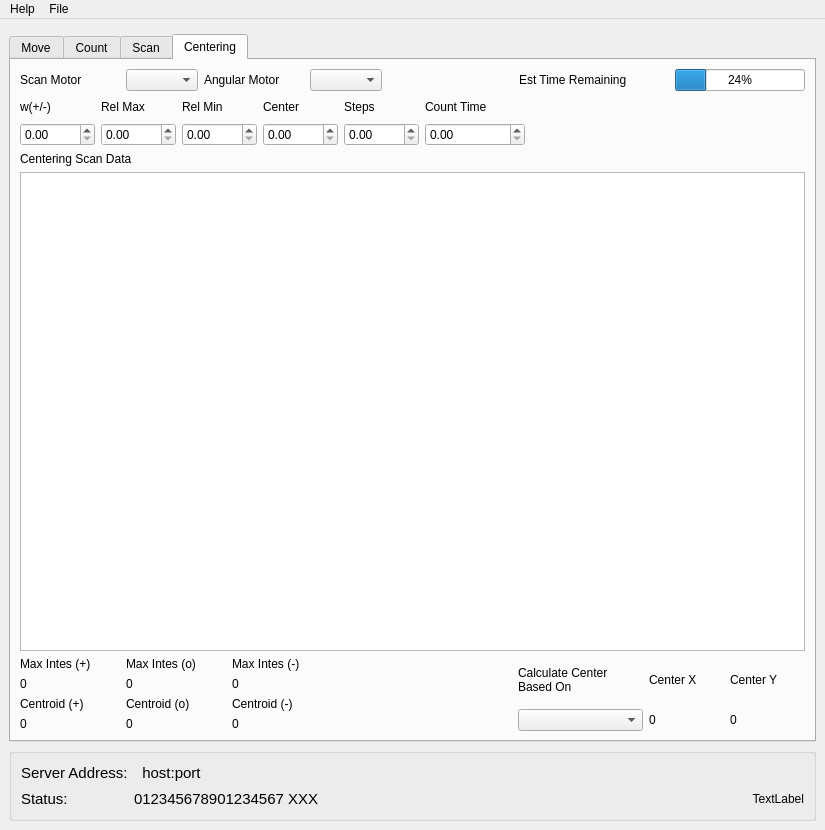
ayuzer/HXMA_Python_Gui, file main_controller/windows/main_window.ui: the form before one commit.
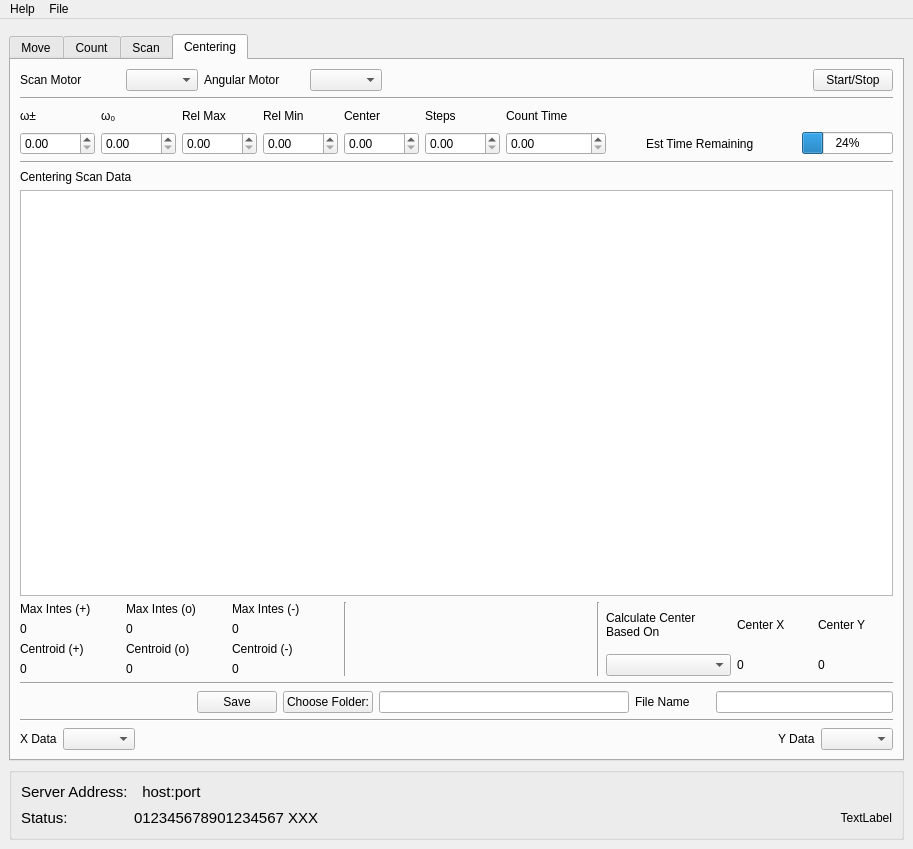
The form after the commit.

```diff
--- a/main_controller/windows/main_window.ui
+++ b/main_controller/windows/main_window.ui
@@ -6,8 +6,8 @@
    <rect>
     <x>0</x>
     <y>0</y>
-    <width>825</width>
-    <height>830</height>
+    <width>913</width>
+    <height>849</height>
    </rect>
   </property>
   <property name="windowTitle">
@@ -1340,7 +1340,14 @@
                  </layout>
                 </item>
                 <item>
-                 <layout class="QHBoxLayout" name="horizontalLayout_2">
+               <widget class="Line" name="line_11">
+                <property name="orientation">
+                 <enum>Qt::Horizontal</enum>
+                </property>
+               </widget>
+              </item>
+              <item>
+               <layout class="QHBoxLayout" name="horizontalLayout_scan_save">
                   <item>
                    <spacer name="horizontalSpacer_22">
                     <property name="orientation">
@@ -1459,8 +1466,6 @@
            </attribute>
            <layout class="QVBoxLayout" name="verticalLayout_10">
             <item>
-             <layout class="QVBoxLayout" name="verticalLayout_cent">
-              <item>
                <layout class="QVBoxLayout" name="verticalLayout_cent_settings">
                 <item>
                  <layout class="QHBoxLayout" name="horizontalLayout_cent_choose">
@@ -1510,27 +1515,21 @@
                    </spacer>
                   </item>
                   <item>
-                   <widget class="QLabel" name="label_cent_est_time_name">
-                    <property name="minimumSize">
-                     <size>
-                      <width>150</width>
-                      <height>0</height>
-                     </size>
-                    </property>
+                 <widget class="QPushButton" name="pushButton_cent_start_stop">
                     <property name="text">
-                     <string>Est Time Remaining</string>
-                    </property>
-                   </widget>
-                  </item>
-                  <item>
-                   <widget class="QProgressBar" name="progressBar_cent_est_time">
-                    <property name="value">
-                     <number>24</number>
+                   <string>Start/Stop</string>
                     </property>
                    </widget>
                   </item>
                  </layout>
                 </item>
+              <item>
+               <widget class="Line" name="line_12">
+                <property name="orientation">
+                 <enum>Qt::Horizontal</enum>
+                </property>
+               </widget>
+              </item>
                 <item>
                  <layout class="QGridLayout" name="gridLayout_cent_set">
                   <item row="0" column="0">
@@ -1542,14 +1541,14 @@
                      </size>
                     </property>
                     <property name="text">
-                     <string>w(+/-)</string>
+                   <string>ω±</string>
                     </property>
                    </widget>
                   </item>
-                  <item row="1" column="0">
+                <item row="2" column="0">
                    <widget class="QDoubleSpinBox" name="doubleSpinBox_cent_angle_pm"/>
                   </item>
-                  <item row="0" column="6">
+                <item row="0" column="8">
                    <spacer name="horizontalSpacer_24">
                     <property name="orientation">
                      <enum>Qt::Horizontal</enum>
@@ -1562,10 +1561,10 @@
                     </property>
                    </spacer>
                   </item>
-                  <item row="1" column="5">
+                <item row="2" column="6">
                    <widget class="QDoubleSpinBox" name="doubleSpinBox_cent_waittime"/>
                   </item>
-                  <item row="0" column="5">
+                <item row="0" column="6">
                    <widget class="QLabel" name="label_cent_waittime_name">
                     <property name="minimumSize">
                      <size>
@@ -1578,7 +1577,7 @@
                     </property>
                    </widget>
                   </item>
-                  <item row="0" column="4">
+                <item row="0" column="5">
                    <widget class="QLabel" name="label_cent_steps_name">
                     <property name="minimumSize">
                      <size>
@@ -1591,10 +1590,10 @@
                     </property>
                    </widget>
                   </item>
-                  <item row="1" column="4">
+                <item row="2" column="5">
                    <widget class="QDoubleSpinBox" name="doubleSpinBox_cent_steps"/>
                   </item>
-                  <item row="0" column="3">
+                <item row="0" column="4">
                    <widget class="QLabel" name="label_cent_center_name">
                     <property name="minimumSize">
                      <size>
@@ -1607,16 +1606,16 @@
                     </property>
                    </widget>
                   </item>
-                  <item row="1" column="3">
+                <item row="2" column="4">
                    <widget class="QDoubleSpinBox" name="doubleSpinBox_cent_center"/>
                   </item>
-                  <item row="1" column="2">
+                <item row="2" column="3">
                    <widget class="QDoubleSpinBox" name="doubleSpinBox_cent_relmin"/>
                   </item>
-                  <item row="1" column="1">
+                <item row="2" column="2">
                    <widget class="QDoubleSpinBox" name="doubleSpinBox_cent_relmax"/>
                   </item>
-                  <item row="0" column="1">
+                <item row="0" column="2">
                    <widget class="QLabel" name="label_cent_relmax_name">
                     <property name="minimumSize">
                      <size>
@@ -1629,7 +1628,7 @@
                     </property>
                    </widget>
                   </item>
-                  <item row="0" column="2">
+                <item row="0" column="3">
                    <widget class="QLabel" name="label_cent_relmin_name">
                     <property name="minimumSize">
                      <size>
@@ -1642,10 +1641,53 @@
                     </property>
                    </widget>
                   </item>
+                <item row="2" column="9">
+                 <widget class="QLabel" name="label_cent_est_time_name">
+                  <property name="minimumSize">
+                   <size>
+                    <width>150</width>
+                    <height>0</height>
+                   </size>
+                  </property>
+                  <property name="text">
+                   <string>Est Time Remaining</string>
+                  </property>
+                 </widget>
+                </item>
+                <item row="2" column="10">
+                 <widget class="QProgressBar" name="progressBar_cent_est_time">
+                  <property name="value">
+                   <number>24</number>
+                  </property>
+                 </widget>
+                </item>
+                <item row="0" column="1">
+                 <widget class="QLabel" name="label_cent_angle_o_name">
+                  <property name="minimumSize">
+                   <size>
+                    <width>75</width>
+                    <height>0</height>
+                   </size>
+                  </property>
+                  <property name="text">
+                   <string>ω₀</string>
+                  </property>
+                 </widget>
+                </item>
+                <item row="2" column="1">
+                 <widget class="QDoubleSpinBox" name="doubleSpinBox_cent_angle_o"/>
+                </item>
                  </layout>
                 </item>
                </layout>
               </item>
+            <item>
+             <widget class="Line" name="line_13">
+              <property name="orientation">
+               <enum>Qt::Horizontal</enum>
+              </property>
+             </widget>
+            </item>
               <item>
                <layout class="QHBoxLayout" name="horizontalLayout_cent_display">
                 <item>
@@ -1788,6 +1830,20 @@
                   </item>
                  </layout>
                 </item>
+              <item>
+               <widget class="Line" name="line_15">
+                <property name="orientation">
+                 <enum>Qt::Horizontal</enum>
+                </property>
+               </widget>
+              </item>
+              <item>
+               <widget class="Line" name="line_16">
+                <property name="orientation">
+                 <enum>Qt::Vertical</enum>
+                </property>
+               </widget>
+              </item>
                 <item>
                  <spacer name="horizontalSpacer_25">
                   <property name="orientation">
@@ -1801,6 +1857,13 @@
                   </property>
                  </spacer>
                 </item>
+              <item>
+               <widget class="Line" name="line_17">
+                <property name="orientation">
+                 <enum>Qt::Vertical</enum>
+                </property>
+               </widget>
+              </item>
                 <item>
                  <layout class="QGridLayout" name="gridLayout_cent_calc">
                   <item row="0" column="0">
@@ -1864,6 +1927,125 @@
                 </item>
                </layout>
               </item>
+            <item>
+             <widget class="Line" name="line_14">
+              <property name="orientation">
+               <enum>Qt::Horizontal</enum>
+              </property>
+             </widget>
+            </item>
+            <item>
+             <layout class="QHBoxLayout" name="horizontalLayout_cent_save">
+              <item>
+               <spacer name="horizontalSpacer_26">
+                <property name="orientation">
+                 <enum>Qt::Horizontal</enum>
+                </property>
+                <property name="sizeHint" stdset="0">
+                 <size>
+                  <width>40</width>
+                  <height>20</height>
+                 </size>
+                </property>
+               </spacer>
+              </item>
+              <item>
+               <widget class="QPushButton" name="pushButton_cent_save">
+                <property name="text">
+                 <string>Save</string>
+                </property>
+               </widget>
+              </item>
+              <item>
+               <widget class="QPushButton" name="pushButton_cent_select_file">
+                <property name="text">
+                 <string>Choose Folder:</string>
+                </property>
+               </widget>
+              </item>
+              <item>
+               <widget class="QLineEdit" name="lineEdit_cent_select_file">
+                <property name="minimumSize">
+                 <size>
+                  <width>250</width>
+                  <height>0</height>
+                 </size>
+                </property>
+               </widget>
+              </item>
+              <item>
+               <widget class="QLabel" name="label_cent_filename_name">
+                <property name="sizePolicy">
+                 <sizepolicy hsizetype="Preferred" vsizetype="Preferred">
+                  <horstretch>0</horstretch>
+                  <verstretch>0</verstretch>
+                 </sizepolicy>
+                </property>
+                <property name="minimumSize">
+                 <size>
+                  <width>75</width>
+                  <height>0</height>
+                 </size>
+                </property>
+                <property name="text">
+                 <string>File Name</string>
+                </property>
+               </widget>
+              </item>
+              <item>
+               <widget class="QLineEdit" name="lineEdit_cent_filename">
+                <property name="minimumSize">
+                 <size>
+                  <width>50</width>
+                  <height>0</height>
+                 </size>
+                </property>
+               </widget>
+              </item>
+             </layout>
+            </item>
+            <item>
+             <widget class="Line" name="line_18">
+              <property name="orientation">
+               <enum>Qt::Horizontal</enum>
+              </property>
+             </widget>
+            </item>
+            <item>
+             <layout class="QHBoxLayout" name="horizontalLayout_2">
+              <item>
+               <widget class="QLabel" name="label_cent_data_x_name">
+                <property name="text">
+                 <string>X Data</string>
+                </property>
+               </widget>
+              </item>
+              <item>
+               <widget class="QComboBox" name="comboBox_cent_data_x"/>
+              </item>
+              <item>
+               <spacer name="horizontalSpacer_27">
+                <property name="orientation">
+                 <enum>Qt::Horizontal</enum>
+                </property>
+                <property name="sizeHint" stdset="0">
+                 <size>
+                  <width>40</width>
+                  <height>20</height>
+                 </size>
+                </property>
+               </spacer>
+              </item>
+              <item>
+               <widget class="QLabel" name="label_cent_data_y_name">
+                <property name="text">
+                 <string>Y Data</string>
+                </property>
+               </widget>
+              </item>
+              <item>
+               <widget class="QComboBox" name="comboBox_cent_data_y"/>
+              </item>
              </layout>
             </item>
            </layout>
@@ -2009,7 +2191,7 @@
     <rect>
      <x>0</x>
      <y>0</y>
-     <width>825</width>
+     <width>913</width>
      <height>25</height>
     </rect>
    </property>
```
Left out of the diff: 90 changed lines with no effect on the pictures. Lines whose indentation alone changed are shown as unchanged.
